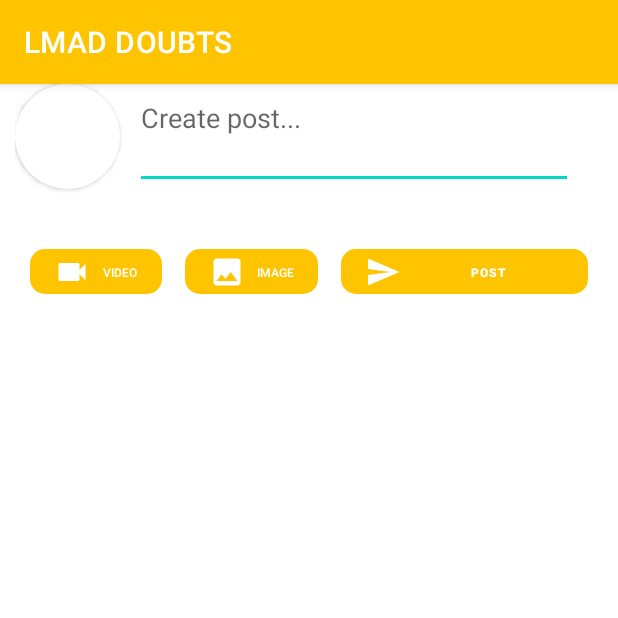
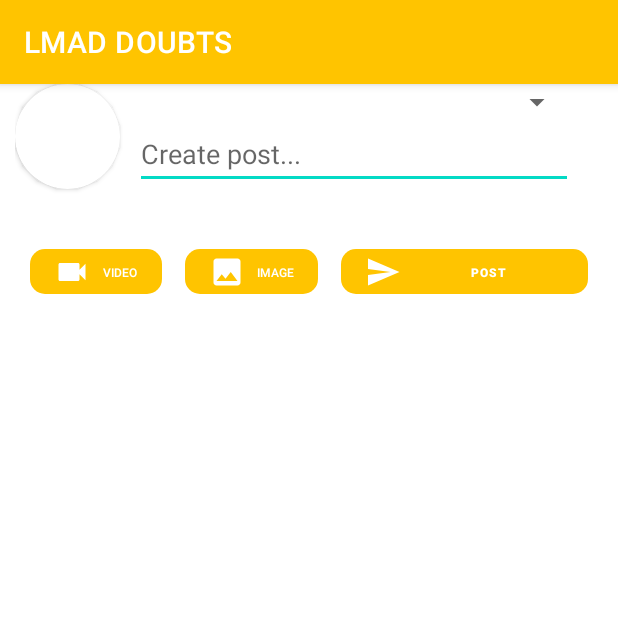
Before and after one commit to AlbertoHV23/PSM, an Android app: the fragment HomeFragment shown on its own in the app's theme, on a phone screen of 412 x 824 dp, the top half of it. Run offline under Robolectric (Android 15) with nearby library versions, the phone set to English and light mode, and no system bars.

Commit message:
Mi segunda rama

```diff
--- a/aplicacion/app/src/main/java/com/psm/lmaddoubts/adadpters/CategoriesAdapter.kt
+++ b/aplicacion/app/src/main/java/com/psm/lmaddoubts/adadpters/CategoriesAdapter.kt
@@ -22,7 +22,7 @@ class CategoriesAdapter(val context: Context, var LISTA:List<tbl_categorias>): R
             var txt_semestre:TextView = view?.findViewById(R.id.txt_listaSemestre)
             if (superHero != null){
                 txt_nombre.text= superHero.categoria
-                txt_semestre.text = superHero.semestre.toString()
+                txt_semestre.text = superHero.semestre.toString() + "°"
 
                 Categoria = superHero.categoria
 
--- a/aplicacion/app/src/main/java/com/psm/lmaddoubts/ui/Published/PublishedFragment.kt
+++ b/aplicacion/app/src/main/java/com/psm/lmaddoubts/ui/Published/PublishedFragment.kt
@@ -4,6 +4,8 @@ import android.os.Bundle
 import android.view.LayoutInflater
 import android.view.View
 import android.view.ViewGroup
+import android.widget.ArrayAdapter
+import android.widget.Spinner
 import androidx.fragment.app.Fragment
 import com.psm.lmaddoubts.R
 
@@ -11,6 +13,8 @@ class PublishedFragment : Fragment() {
     override fun onCreateView(inflater: LayoutInflater, container: ViewGroup?, savedInstanceState: Bundle?): View? {
         // Inflate the layout for this fragment
         var root =  inflater.inflate(R.layout.fragment_published, container, false)
+
+
         return root
     }
 
--- a/aplicacion/app/src/main/res/layout/fragment_home.xml
+++ b/aplicacion/app/src/main/res/layout/fragment_home.xml
@@ -20,6 +20,15 @@
             android:layout_width="match_parent"
             android:layout_height="100dp">
 
+            <Spinner
+                android:id="@+id/combo"
+                android:layout_width="0dp"
+                android:layout_height="wrap_content"
+                android:spinnerMode="dialog"
+                app:layout_constraintEnd_toEndOf="@+id/editTextTextMultiLine"
+                app:layout_constraintStart_toStartOf="@+id/editTextTextMultiLine"
+                app:layout_constraintTop_toTopOf="@+id/cardView3" />
+
             <androidx.cardview.widget.CardView
                 android:id="@+id/cardView3"
                 android:layout_width="70dp"
@@ -30,8 +39,8 @@
 
                 <ImageView
                     android:id="@+id/imageView2"
-                    android:layout_width="wrap_content"
-                    android:layout_height="wrap_content"
+                    android:layout_width="73dp"
+                    android:layout_height="73dp"
                     tools:src="@tools:sample/avatars" />
 
             </androidx.cardview.widget.CardView>
@@ -49,7 +58,7 @@
                 app:layout_constraintBottom_toBottomOf="@+id/cardView3"
                 app:layout_constraintEnd_toEndOf="parent"
                 app:layout_constraintStart_toEndOf="@+id/cardView3"
-                app:layout_constraintTop_toTopOf="@+id/cardView3" />
+                app:layout_constraintTop_toBottomOf="@+id/combo" />
 
         </androidx.constraintlayout.widget.ConstraintLayout>
 
@@ -114,7 +123,7 @@
         app:layout_constraintBottom_toBottomOf="parent"
         app:layout_constraintTop_toBottomOf="@+id/cardView"
         app:layout_constraintVertical_bias="1.0"
-        tools:layout_editor_absoluteX="-181dp"
+        tools:layout_editor_absoluteX="16dp"
         tools:listitem="@layout/item_home" />
 
 </androidx.constraintlayout.widget.ConstraintLayout>
--- a/aplicacion/app/src/main/res/layout/item_lista_categorias.xml
+++ b/aplicacion/app/src/main/res/layout/item_lista_categorias.xml
@@ -9,7 +9,8 @@
 
     <androidx.cardview.widget.CardView
         android:layout_width="match_parent"
-        android:layout_height="match_parent">
+        android:layout_height="match_parent"
+        app:cardElevation="10dp">
 
         <androidx.constraintlayout.widget.ConstraintLayout
             android:layout_width="match_parent"
```
Also changed, not shown: aplicacion/app/src/main/AndroidManifest.xml (+8 -5 lines), aplicacion/app/src/main/java/com/psm/lmaddoubts/CreatePostActivity.kt (added, +41 -0 lines), aplicacion/app/src/main/res/layout/activity_create_post.xml (added, +44 -0 lines), aplicacion/app/src/main/res/layout/fragment_published.xml (+5 -6 lines), aplicacion/app/src/main/res/values/categorias.xml (added, +23 -0 lines).
